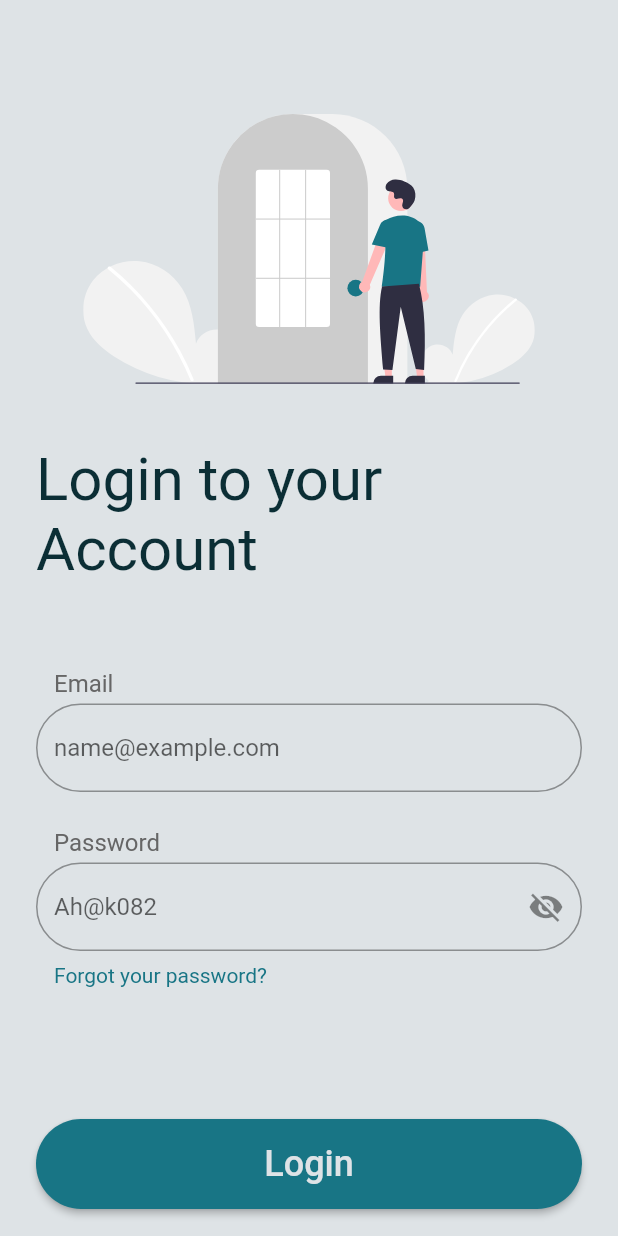
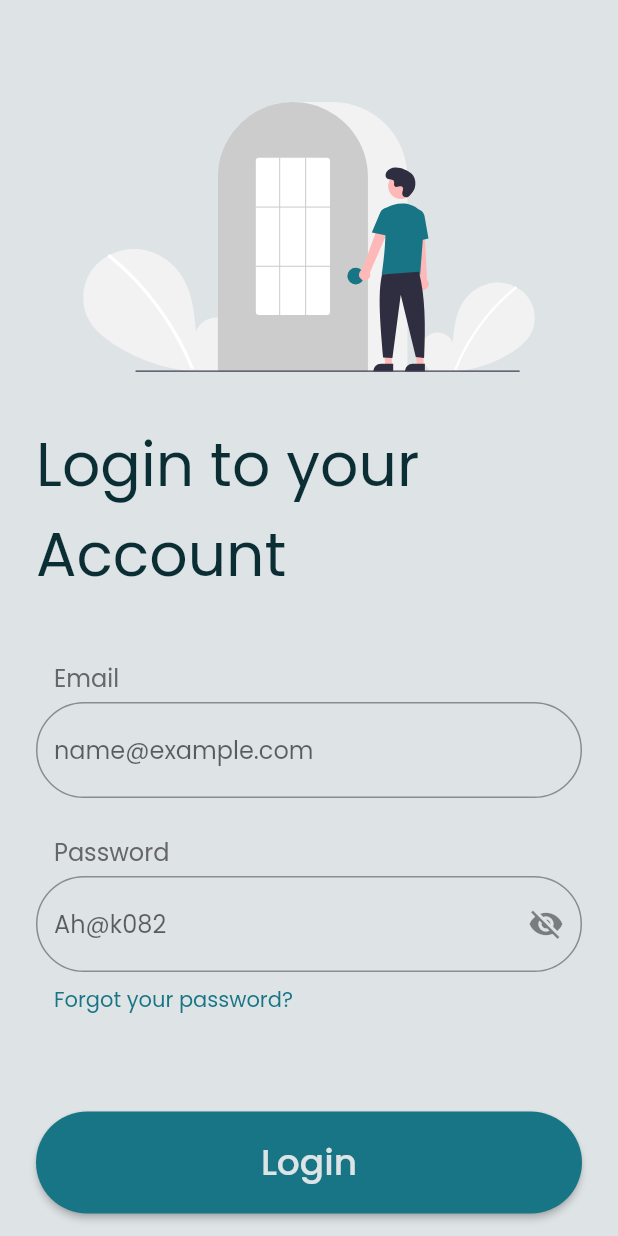
Before and after one commit to RashadGhassan/ToDo-List-Project, a Flutter app: the screen it shows after launch, on a phone screen of 412 x 824 dp. Run offline on Flutter 3.47's test engine with Material 2 defaults, Android fonts, the phone set to English and light mode, and no system bars; our stand-ins replace flutter_svg.

Commit message:
finalizing login screen and adding the font family

```diff
--- a/lib/screens/login_screen.dart
+++ b/lib/screens/login_screen.dart
@@ -34,7 +34,7 @@ class _LoginFormState extends State<LoginForm> {
       child: ListView(
         children: [
           const SizedBox(
-            height: 20,
+            height: 12,
           ),
           //svg illus
           Container(
@@ -42,7 +42,7 @@ class _LoginFormState extends State<LoginForm> {
             height: 180,
           ),
           const SizedBox(
-            height: 40,
+            height: 32,
           ),
           //main login heading
           const Padding(
@@ -56,11 +56,11 @@ class _LoginFormState extends State<LoginForm> {
             ),
           ),
           const SizedBox(
-            height: 32,
+            height: 16,
           ),
           FormLayout(),
           const SizedBox(
-            height: 40,
+            height: 16,
           ),
           LoginButton(),
         ],
```
Also changed, not shown: pubspec.yaml (+15 -11 lines), assets/font/Poppins-Bold.ttf (added), assets/font/Poppins-ExtraLight.ttf (added), assets/font/Poppins-Light.ttf (added), assets/font/Poppins-Medium.ttf (added), assets/font/Poppins-Regular.ttf (added), assets/font/Poppins-SemiBold.ttf (added).
